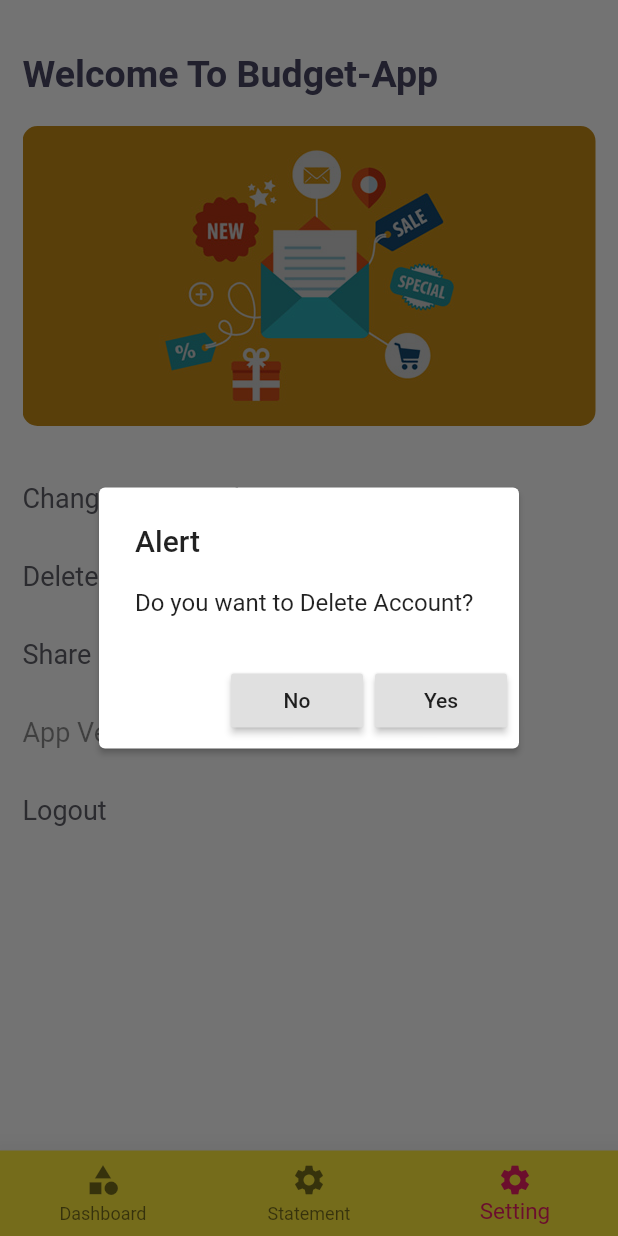
After one commit to acharjeeauntor/BudgetApp, a Flutter app: the DashboardNavigation screen opened by its route, item 3 of the bottom bar chosen, after a tap on "Delete Account", on a phone screen of 412 x 824 dp. The commit adds this screen. Run offline on Flutter 3.47's test engine with Material 2 defaults, Android fonts, the phone set to English and light mode, and no system bars; our stand-ins replace jwt_decoder, share, shared_preferences, toast; accounts and stored records are empty.

Commit message:
Complete Account,Statement and Authentication system on app.

```diff
--- /dev/null
+++ b/lib/providers/user.dart
@@ -0,0 +1,19 @@
+import 'package:flutter/material.dart';
+import 'package:jwt_decoder/jwt_decoder.dart';
+
+class User with ChangeNotifier {
+  String _token = '';
+
+  set addToken(newToken) {
+    _token = newToken;
+    print("Token$newToken");
+    notifyListeners();
+  }
+
+  String get authToken => _token;
+  String get userId {
+    Map<String, dynamic> decodedToken = JwtDecoder.decode(_token);
+    print("Decoded Token $decodedToken");
+    return decodedToken['sub'];
+  }
+}
--- /dev/null
+++ b/lib/screens/settingsScreen.dart
@@ -0,0 +1,163 @@
+import 'package:budgetapp/providers/user.dart';
+import 'package:budgetapp/screens/signinScreen.dart';
+import 'package:budgetapp/screens/signupScreen.dart';
+import 'package:flutter/material.dart';
+import 'package:http/http.dart' as http;
+import 'package:provider/provider.dart';
+import 'package:share/share.dart';
+import 'package:shared_preferences/shared_preferences.dart';
+import 'package:toast/toast.dart';
+
+class SettingScreen extends StatefulWidget {
+  static const routeName = "setting";
+
+  @override
+  _SettingScreenState createState() => _SettingScreenState();
+}
+
+class _SettingScreenState extends State<SettingScreen> {
+  @override
+  Widget build(BuildContext context) {
+    final userProvider = Provider.of<User>(context, listen: false);
+    return Scaffold(
+      body: Padding(
+        padding: const EdgeInsets.all(15.0),
+        child: ListView(
+          children: <Widget>[
+            Container(
+              margin: EdgeInsets.only(top: 20),
+              child: Text(
+                "Welcome To Budget-App",
+                style: TextStyle(
+                    fontSize: 25,
+                    fontWeight: FontWeight.w700,
+                    color: Color(0xff474562)),
+              ),
+            ),
+            SizedBox(
+              height: 20,
+            ),
+            Container(child: SecondItem()),
+            SizedBox(
+              height: 20,
+            ),
+            ListTile(
+              dense: true,
+              contentPadding: EdgeInsets.only(left: 0.0, top: 4, bottom: 0),
+              onTap: () {},
+              title: Text('Change Password',
+                  style: TextStyle(fontSize: 18.0, color: Color(0Xff5e5e66))),
+            ),
+            ListTile(
+              dense: true,
+              contentPadding: EdgeInsets.only(left: 0.0, top: 4, bottom: 0),
+              onTap: () {
+                showDialog(
+                    context: context,
+                    builder: (context) {
+                      return AlertDialog(
+                        title: Text("Alert"),
+                        elevation: 1.8,
+                        content: Text("Do you want to Delete Account?"),
+                        actions: [
+                          RaisedButton(
+                            onPressed: () {
+                              Navigator.pop(context);
+                            },
+                            child: Text("No"),
+                          ),
+                          RaisedButton(
+                            onPressed: () {
+                              deleteAccount(token: userProvider.authToken);
+                            },
+                            child: Text("Yes"),
+                          )
+                        ],
+                      );
+                    });
+              },
+              title: Text('Delete Account',
+                  style: TextStyle(fontSize: 18.0, color: Color(0Xff5e5e66))),
+            ),
+            ListTile(
+              dense: true,
+              contentPadding: EdgeInsets.only(left: 0.0, top: 4, bottom: 0),
+              onTap: () {
+                showShare();
+              },
+              title: Text('Share',
+                  style: TextStyle(fontSize: 18.0, color: Color(0Xff5e5e66))),
+            ),
+            ListTile(
+              dense: true,
+              contentPadding: EdgeInsets.only(left: 0.0, top: 4, bottom: 0),
+              title: Text('App Version 1.0.0',
+                  style: TextStyle(fontSize: 18.0, color: Colors.black45)),
+            ),
+            ListTile(
+              dense: true,
+              contentPadding: EdgeInsets.only(left: 0.0, top: 4, bottom: 0),
+              onTap: () {
+                //Go to sign in page
+                Navigator.of(context).pushReplacementNamed(
+                  SigninScreen.routeName,
+                );
+                //clear SharedPreferences
+//                final pref = await SharedPreferences.getInstance();
+//                await pref.clear();
+              },
+              title: Text('Logout',
+                  style: TextStyle(fontSize: 18.0, color: Color(0Xff5e5e66))),
+            ),
+          ],
+        ),
+      ),
+    );
+  }
+
+  deleteAccount({token}) async {
+    final response = await http.delete(
+        'http://10.0.2.2:5000/users/deletemyaccount',
+        headers: {"Authorization": "$token"});
+
+    if (response.statusCode == 200) {
+      //Clear SharedPreferences
+      final pref = await SharedPreferences.getInstance();
+      await pref.clear();
+      //Navigator to the Signup page
+      Navigator.of(context).pushReplacementNamed(
+        SignupScreen.routeName,
+      );
+    } else {
+      Toast.show("Some Error Show Please Try Again Later", context,
+          duration: Toast.LENGTH_LONG,
+          gravity: Toast.TOP,
+          backgroundColor: const Color(0xff8c0000));
+    }
+  }
+
+  Stack SecondItem() {
+    return Stack(
+      children: [
+        Container(
+          height: 200,
+          width: MediaQuery.of(context).size.width,
+          decoration: BoxDecoration(
+              image: DecorationImage(
+                image: AssetImage("assets/images/banner.jpg"),
+                colorFilter: ColorFilter.mode(
+                    Colors.black.withOpacity(0.2), BlendMode.darken),
+                fit: BoxFit.cover,
+              ),
+              borderRadius: BorderRadius.circular(10)),
+        ),
+      ],
+    );
+  }
+
+  void showShare() {
+    final RenderBox box = context.findRenderObject();
+    Share.share('Share my App:app link',
+        sharePositionOrigin: box.localToGlobal(Offset.zero) & box.size);
+  }
+}
--- /dev/null
+++ b/lib/widgets/dashboardnavigation.dart
@@ -0,0 +1,49 @@
+import 'package:budgetapp/screens/dashboardScreen.dart';
+import 'package:budgetapp/screens/settingsScreen.dart';
+import 'package:budgetapp/screens/statemantScreen.dart';
+import 'package:flutter/material.dart';
+
+class DashboardNavigation extends StatefulWidget {
+  static const routeName = 'dashboardnavigation';
+
+  @override
+  _DashboardNavigationState createState() => _DashboardNavigationState();
+}
+
+class _DashboardNavigationState extends State<DashboardNavigation> {
+  final List<Map<String, Object>> _pages = [
+    {'page': DashboardScreen(), 'title': 'Dashboard'},
+    {'page': StatementScreen(), 'title': 'Statement'},
+    {'page': SettingScreen(), 'title': 'Setting'},
+  ];
+
+  int _selectedPageIndex = 0;
+
+  void _selectPage(int index) {
+    setState(() {
+      _selectedPageIndex = index;
+    });
+  }
+
+  @override
+  Widget build(BuildContext context) {
+    return Scaffold(
+      body: _pages[_selectedPageIndex]['page'],
+      bottomNavigationBar: BottomNavigationBar(
+          currentIndex: _selectedPageIndex,
+          backgroundColor: Colors.yellow,
+          elevation: 15.0,
+          selectedItemColor: Colors.pink,
+          selectedFontSize: 15,
+          onTap: _selectPage,
+          items: [
+            BottomNavigationBarItem(
+                icon: Icon(Icons.category), title: Text('Dashboard')),
+            BottomNavigationBarItem(
+                icon: Icon(Icons.settings), title: Text('Statement')),
+            BottomNavigationBarItem(
+                icon: Icon(Icons.settings), title: Text('Setting'))
+          ]),
+    );
+  }
+}
--- a/pubspec.yaml
+++ b/pubspec.yaml
@@ -30,6 +30,10 @@ dependencies:
   cupertino_icons: ^1.0.0
   http: ^0.12.2
   toast: ^0.1.5
+  jwt_decoder: ^1.0.2
+  shared_preferences:
+  provider: ^4.3.2+2
+  share: ^0.6.5
 
 dev_dependencies:
   flutter_test:
```
Also changed, not shown: lib/main.dart (+14 -2 lines), lib/screens/signinScreen.dart (+29 -7 lines), lib/screens/statemantScreen.dart (added, +15 -0 lines), assets/images/banner.jpg (added), pubspec.lock.
